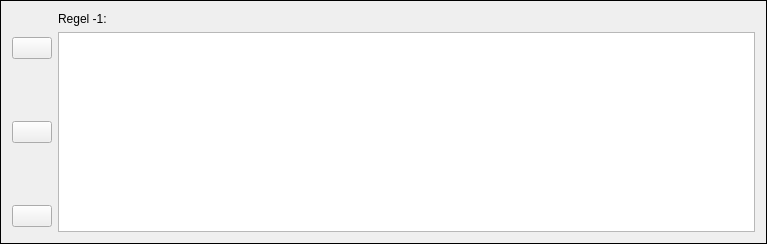
Dtai/PokerbotClient, file src/app/ruleCreator/rulewidget.ui: the form before one commit.
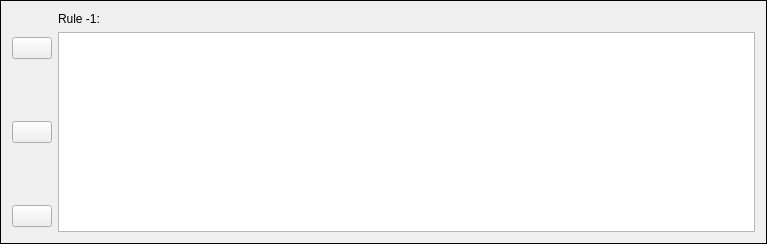
The form after the commit.

Diff of the .ui file:
```diff
--- a/src/app/ruleCreator/rulewidget.ui
+++ b/src/app/ruleCreator/rulewidget.ui
@@ -38,7 +38,7 @@
    <item row="0" column="1">
     <widget class="QLabel" name="ruleNumber">
      <property name="text">
-      <string>Regel -1:</string>
+      <string>Rule -1:</string>
      </property>
     </widget>
    </item>
```
Left out of the diff: 6 changed lines with no effect on the pictures.
